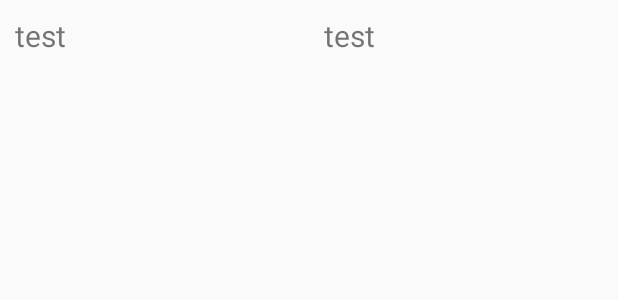
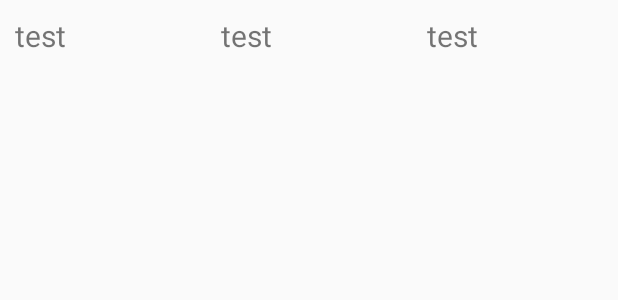
Before and after one commit to jersy96/movilParcial3, an Android app: the layout characteristic_list_item.xml on its own in the app's theme, with its tools: preview values and no code run, on a phone screen of 412 x 824 dp. Shown: the top 300 px of the screen. Run offline under Robolectric (Android 15) with nearby library versions, the phone set to English and light mode, and no system bars.

Commit message:
Add id column to the BleGattCharacteristicsListAdapter

```diff
--- a/app/src/main/java/com/example/parcial3/ble/BleManager.java
+++ b/app/src/main/java/com/example/parcial3/ble/BleManager.java
@@ -311,6 +311,7 @@ public class BleManager extends ScanCallback {
     }
 
     public void setCharacteristics(String serviceUuid){
+        lastCharacteristic = null;
         BluetoothGattService service = getServiceByUuid(serviceUuid);
         characteristics = (ArrayList) service.getCharacteristics();
     }
--- a/app/src/main/res/layout/characteristic_list_item.xml
+++ b/app/src/main/res/layout/characteristic_list_item.xml
@@ -25,4 +25,15 @@
 
         ></TextView>
 
+    <TextView
+        android:layout_width="match_parent"
+        android:layout_height="wrap_content"
+        android:id="@+id/characteristic_list_item_text_view3"
+        android:layout_margin="10dp"
+        android:textSize="20dp"
+        android:layout_weight="0.5"
+        android:text="test"
+
+        ></TextView>
+
 </LinearLayout>
```
Also changed, not shown: app/src/main/java/com/example/parcial3/MainActivity.java (+8 -3 lines), app/src/main/java/com/example/parcial3/adapters/BleGattCharacteristicsListAdapter.java (+7 -3 lines).
